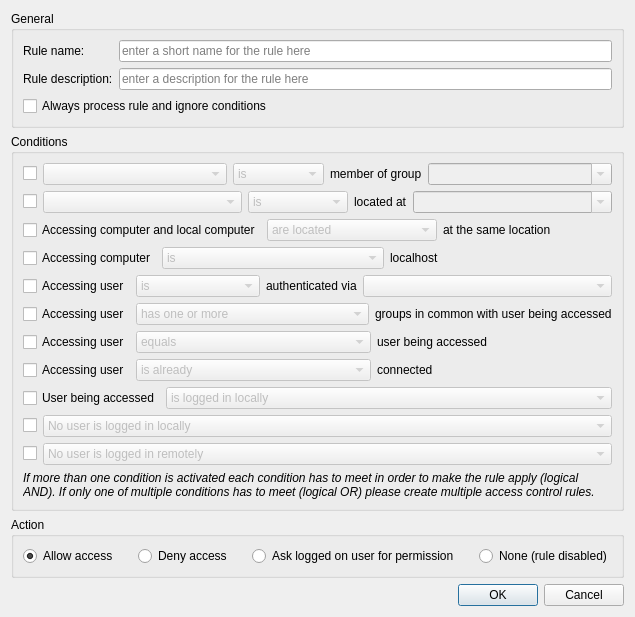
veyon/veyon, file configurator/src/AccessControlRuleEditDialog.ui: the form before one commit.
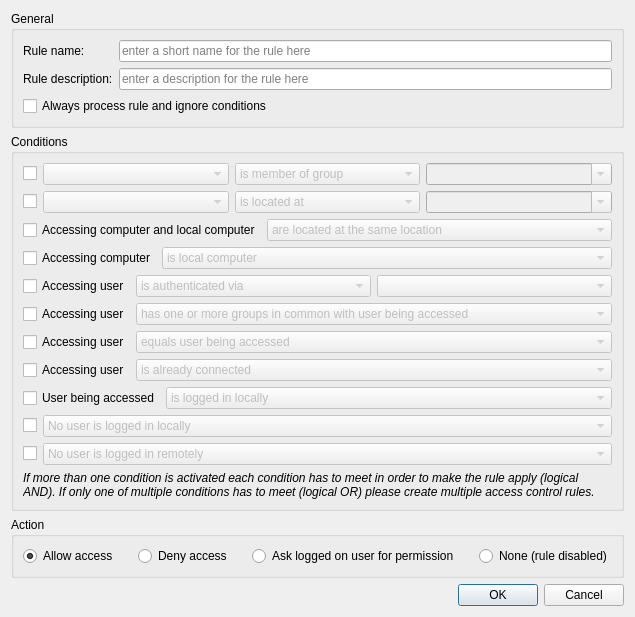
The form after the commit.

Commit message: AccessControlRuleEditDialog: improve translatability

What changed in the file:
```diff
--- a/configurator/src/AccessControlRuleEditDialog.ui
+++ b/configurator/src/AccessControlRuleEditDialog.ui
@@ -57,7 +57,7 @@
      </property>
      <layout class="QVBoxLayout" name="verticalLayout_2">
       <item>
-       <layout class="QHBoxLayout" name="horizontalLayout_10" stretch="0,2,1,0,2">
+       <layout class="QHBoxLayout" name="horizontalLayout_10" stretch="0,1,1,1">
         <item>
          <widget class="QCheckBox" name="isMemberOfGroup">
           <property name="text">
@@ -82,7 +82,7 @@
           </property>
           <item>
            <property name="text">
-            <string>is</string>
+            <string>is member of group</string>
            </property>
           </item>
           <item>
@@ -92,13 +92,6 @@
           </item>
          </widget>
         </item>
-        <item>
-         <widget class="QLabel" name="label_2">
-          <property name="text">
-           <string>member of group</string>
-          </property>
-         </widget>
-        </item>
         <item>
          <widget class="QComboBox" name="groups">
           <property name="enabled">
@@ -115,7 +108,7 @@
        </layout>
       </item>
       <item>
-       <layout class="QHBoxLayout" name="horizontalLayout_11" stretch="0,2,1,0,2">
+       <layout class="QHBoxLayout" name="horizontalLayout_11" stretch="0,1,1,1">
         <item>
          <widget class="QCheckBox" name="isAtLocation">
           <property name="text">
@@ -140,7 +133,7 @@
           </property>
           <item>
            <property name="text">
-            <string>is</string>
+            <string>is located at</string>
            </property>
           </item>
           <item>
@@ -150,13 +143,6 @@
           </item>
          </widget>
         </item>
-        <item>
-         <widget class="QLabel" name="label_6">
-          <property name="text">
-           <string>located at</string>
-          </property>
-         </widget>
-        </item>
         <item>
          <widget class="QComboBox" name="locations">
           <property name="enabled">
@@ -173,7 +159,7 @@
        </layout>
       </item>
       <item>
-       <layout class="QHBoxLayout" name="horizontalLayout_3" stretch="0,1,1">
+       <layout class="QHBoxLayout" name="horizontalLayout_3" stretch="0,1">
         <item>
          <widget class="QCheckBox" name="hasCommonLocations">
           <property name="sizePolicy">
@@ -194,7 +180,7 @@
           </property>
           <item>
            <property name="text">
-            <string>are located</string>
+            <string>are located at the same location</string>
            </property>
           </item>
           <item>
@@ -204,17 +190,10 @@
           </item>
          </widget>
         </item>
-        <item>
-         <widget class="QLabel" name="label_5">
-          <property name="text">
-           <string>at the same location</string>
-          </property>
-         </widget>
-        </item>
        </layout>
       </item>
       <item>
-       <layout class="QHBoxLayout" name="horizontalLayout_4" stretch="0,1,1">
+       <layout class="QHBoxLayout" name="horizontalLayout_4" stretch="0,1">
         <item>
          <widget class="QCheckBox" name="isLocalHostAccess">
           <property name="text">
@@ -229,7 +208,7 @@
           </property>
           <item>
            <property name="text">
-            <string>is</string>
+            <string>is local computer</string>
            </property>
           </item>
           <item>
@@ -239,17 +218,10 @@
           </item>
          </widget>
         </item>
-        <item>
-         <widget class="QLabel" name="label_7">
-          <property name="text">
-           <string>localhost</string>
-          </property>
-         </widget>
-        </item>
        </layout>
       </item>
       <item>
-       <layout class="QHBoxLayout" name="horizontalLayout" stretch="0,1,0,2">
+       <layout class="QHBoxLayout" name="horizontalLayout" stretch="0,1,1">
         <item>
          <widget class="QCheckBox" name="isAuthenticatedViaMethod">
           <property name="text">
@@ -264,7 +236,7 @@
           </property>
           <item>
            <property name="text">
-            <string>is</string>
+            <string>is authenticated via</string>
            </property>
           </item>
           <item>
@@ -274,13 +246,6 @@
           </item>
          </widget>
         </item>
-        <item>
-         <widget class="QLabel" name="label_11">
-          <property name="text">
-           <string>authenticated via</string>
-          </property>
-         </widget>
-        </item>
         <item>
          <widget class="QComboBox" name="authenticationMethods">
           <property name="enabled">
@@ -291,7 +256,7 @@
        </layout>
       </item>
       <item>
-       <layout class="QHBoxLayout" name="horizontalLayout_5" stretch="0,1,1">
+       <layout class="QHBoxLayout" name="horizontalLayout_5" stretch="0,1">
         <item>
          <widget class="QCheckBox" name="hasCommonGroups">
           <property name="text">
@@ -306,7 +271,7 @@
           </property>
           <item>
            <property name="text">
-            <string>has one or more</string>
+            <string>has one or more groups in common with user being accessed</string>
            </property>
           </item>
           <item>
@@ -316,17 +281,10 @@
           </item>
          </widget>
         </item>
-        <item>
-         <widget class="QLabel" name="label_8">
-          <property name="text">
-           <string>groups in common with user being accessed</string>
-          </property>
-         </widget>
-        </item>
        </layout>
       </item>
       <item>
-       <layout class="QHBoxLayout" name="horizontalLayout_6" stretch="0,1,1">
+       <layout class="QHBoxLayout" name="horizontalLayout_6" stretch="0,1">
         <item>
          <widget class="QCheckBox" name="isSameUserAccess">
           <property name="text">
@@ -347,7 +305,7 @@
           </property>
           <item>
            <property name="text">
-            <string>equals</string>
+            <string>equals user being accessed</string>
            </property>
           </item>
           <item>
@@ -357,17 +315,10 @@
           </item>
          </widget>
         </item>
-        <item>
-         <widget class="QLabel" name="label_9">
-          <property name="text">
-           <string>user being accessed</string>
-          </property>
-         </widget>
-        </item>
        </layout>
       </item>
       <item>
-       <layout class="QHBoxLayout" name="horizontalLayout_7" stretch="0,1,1">
+       <layout class="QHBoxLayout" name="horizontalLayout_7" stretch="0,1">
         <item>
          <widget class="QCheckBox" name="isUserConnected">
           <property name="text">
@@ -382,7 +333,7 @@
           </property>
           <item>
            <property name="text">
-            <string>is already</string>
+            <string>is already connected</string>
            </property>
           </item>
           <item>
@@ -392,13 +343,6 @@
           </item>
          </widget>
         </item>
-        <item>
-         <widget class="QLabel" name="label_10">
-          <property name="text">
-           <string>connected</string>
-          </property>
-         </widget>
-        </item>
        </layout>
       </item>
       <item>
```
Left out of the diff: 16 changed lines with no effect on the pictures. The commit also changes 1 other file.
